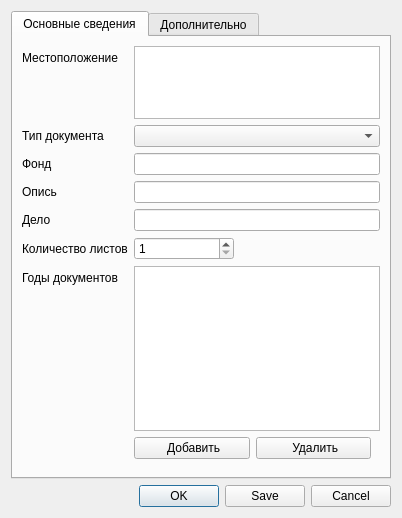
The window that ui/docform_dialog.ui (caxapyk/gaoo-cfp) describes before a commit, drawn with Qt 5.
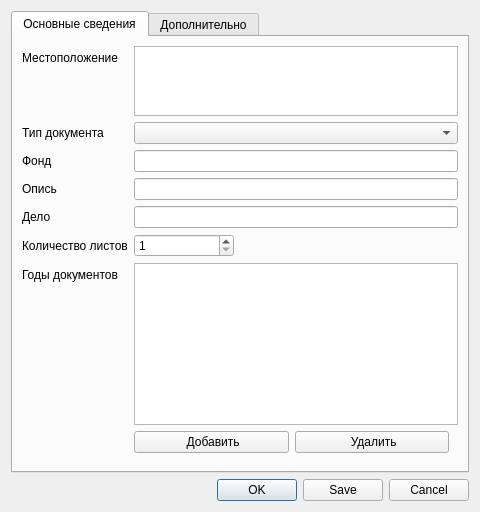
The same window after the commit. Icons and pictures are not drawn.

Patch:
```diff
--- a/ui/docform_dialog.ui
+++ b/ui/docform_dialog.ui
@@ -9,8 +9,8 @@
    <rect>
     <x>0</x>
     <y>0</y>
-    <width>402</width>
-    <height>518</height>
+    <width>480</width>
+    <height>512</height>
    </rect>
   </property>
   <property name="minimumSize">
```
